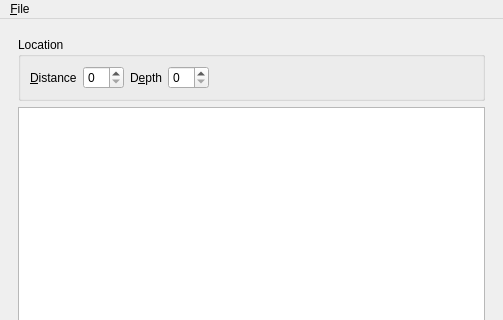
Old version of the form mainwindow/mainwindow.ui in the repository edvelezg/viper-sugui; both pictures show x 0 to 503 and y 0 to 320 of the 503 by 460 pixel window.
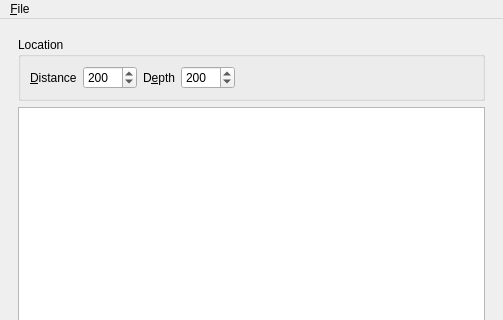
New version of the form.

Commit message: Now writes script.txt

The edit to the form file:
```diff
--- a/mainwindow/mainwindow.ui
+++ b/mainwindow/mainwindow.ui
@@ -40,7 +40,17 @@
               </widget>
              </item>
              <item>
-              <widget class="QSpinBox" name="spinBox" />
+              <widget class="QSpinBox" name="spinBox" >
+               <property name="maximum" >
+                <number>1000</number>
+               </property>
+               <property name="singleStep" >
+                <number>100</number>
+               </property>
+               <property name="value" >
+                <number>200</number>
+               </property>
+              </widget>
              </item>
              <item>
               <widget class="QLabel" name="label_2" >
@@ -53,7 +63,17 @@
               </widget>
              </item>
              <item>
-              <widget class="QSpinBox" name="spinBox_2" />
+              <widget class="QSpinBox" name="spinBox_2" >
+               <property name="maximum" >
+                <number>1000</number>
+               </property>
+               <property name="singleStep" >
+                <number>100</number>
+               </property>
+               <property name="value" >
+                <number>200</number>
+               </property>
+              </widget>
              </item>
              <item>
               <spacer name="horizontalSpacer" >
```
The commit also changes 2 other files.
